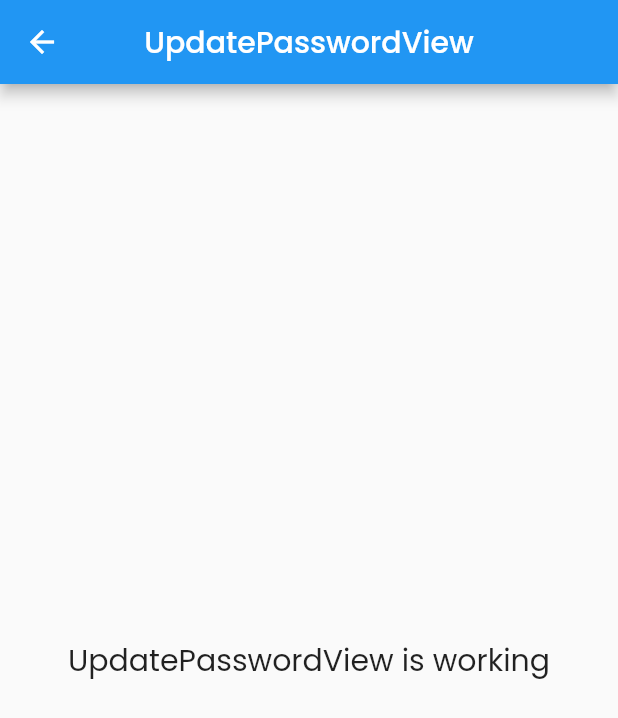
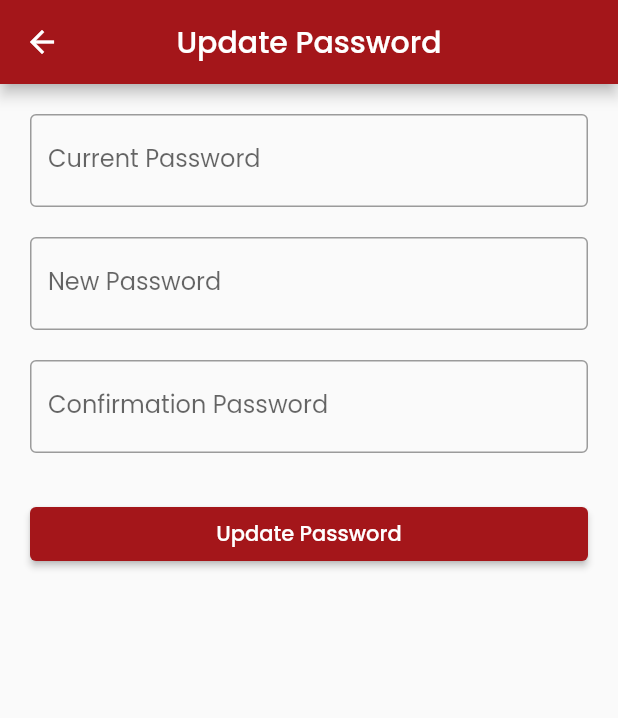
Before and after one commit to nadialvy/presence-app, a Flutter app: the UpdatePasswordView screen opened by its route, on a phone screen of 412 x 824 dp. Shown: the top 718 px of the screen. Run offline on Flutter 3.47's test engine with Material 2 defaults, Android fonts, the phone set to English and light mode, and no system bars; our stand-ins replace cloud_firestore, firebase_auth, firebase_core, firebase_storage, get; accounts and stored records are empty; network calls fail.

Commit message:
Update Password

```diff
--- a/lib/app/modules/profile/views/profile_view.dart
+++ b/lib/app/modules/profile/views/profile_view.dart
@@ -29,7 +29,7 @@ class ProfileView extends GetView<ProfileController> {
                 stream: controller.streamUser(),
                 builder: (context, snapshot) {
                   if(snapshot.connectionState == ConnectionState.waiting){
-                    const Center(child: CircularProgressIndicator(),);
+                    return const Center(child: CircularProgressIndicator(),);
                   }
                   if(snapshot.hasData){
                     Map<String, dynamic> user = snapshot.data!.data()!;
--- a/lib/app/modules/update_password/controllers/update_password_controller.dart
+++ b/lib/app/modules/update_password/controllers/update_password_controller.dart
@@ -1,20 +1,43 @@
+import 'package:firebase_auth/firebase_auth.dart';
+import 'package:flutter/cupertino.dart';
 import 'package:get/get.dart';
 
 class UpdatePasswordController extends GetxController {
-  //TODO: Implement UpdatePasswordController
+  RxBool isLoading = false.obs;
+  TextEditingController currentPassC = TextEditingController();
+  TextEditingController newPassC = TextEditingController();
+  TextEditingController confirmationPassC = TextEditingController();
 
-  final count = 0.obs;
-  @override
-  void onInit() {
-    super.onInit();
+  FirebaseAuth auth = FirebaseAuth.instance;
+
+  Future<void> updatePassword() async{
+    if(currentPassC.text.isNotEmpty && newPassC.text.isNotEmpty && confirmationPassC.text.isNotEmpty ){
+      if(newPassC.text == confirmationPassC.text ){
+        isLoading.value = true;
+        try{
+          String emailUser = auth.currentUser!.email!;
+
+          await auth.signInWithEmailAndPassword(email: emailUser, password: currentPassC.text);
+
+          await auth.currentUser!.updatePassword(newPassC.text);
+          Get.back();
+          Get.snackbar("Sukses", "Berhasil mengubah password");
+        } on FirebaseAuthException catch(e){
+          if(e.code == "wrong-password"){
+            Get.snackbar("Terjadi Kesalahan", "Password salah");
+          } else {
+            Get.snackbar("Terjadi Kesalahan", e.code.toLowerCase());
+          }
+        } catch (e){
+          Get.snackbar("Terjadi Kesalahan", "Tidak dapat mengganti password");
+        } finally{
+          isLoading.value = false;
+        }
+      }else {
+        Get.snackbar("Terjadi Kesalahan", "Konfirmasi password tidak coock");
+      }
+    } else {
+      Get.snackbar("Terjadi Kesalahan", "Anda harus mengisi semua input");
+    }
   }
-
-  @override
-  void onReady() {
-    super.onReady();
-  }
-
-  @override
-  void onClose() {}
-  void increment() => count.value++;
 }
--- a/lib/app/modules/update_password/views/update_password_view.dart
+++ b/lib/app/modules/update_password/views/update_password_view.dart
@@ -1,6 +1,7 @@
 import 'package:flutter/material.dart';
 
 import 'package:get/get.dart';
+import 'package:presence_app/app/constant/colors.dart';
 
 import '../controllers/update_password_controller.dart';
 
@@ -9,14 +10,59 @@ class UpdatePasswordView extends GetView<UpdatePasswordController> {
   Widget build(BuildContext context) {
     return Scaffold(
       appBar: AppBar(
-        title: Text('UpdatePasswordView'),
+        backgroundColor: mainRed,
+        title: Text('Update Password'),
         centerTitle: true,
       ),
-      body: Center(
-        child: Text(
-          'UpdatePasswordView is working',
-          style: TextStyle(fontSize: 20),
-        ),
+      body: ListView(
+        padding: const EdgeInsets.all(20),
+        children: [
+          TextField(
+            // obscureText: true,
+            autocorrect: false,
+            controller: controller.currentPassC,
+            decoration: const InputDecoration(
+              border: OutlineInputBorder(),
+              labelText: "Current Password"
+            ),
+          ),
+          SizedBox(height: 20,),
+          TextField(
+            // obscureText: true,
+            autocorrect: false,
+            controller: controller.newPassC,
+            decoration: const InputDecoration(
+              border: OutlineInputBorder(),
+              labelText: "New Password"
+            ),
+          ),
+          SizedBox(height: 20,),
+          TextField(
+            // obscureText: true,
+            autocorrect: false,
+            controller: controller.confirmationPassC,
+            decoration: const InputDecoration(
+              border: OutlineInputBorder(),
+              labelText: "Confirmation Password"
+            ),
+          ),
+          const SizedBox(
+            height: 30,
+          ),
+          Obx(() => ElevatedButton(
+              onPressed: () async {
+                if (controller.isLoading.isFalse) {
+                  await controller.updatePassword();
+                }
+              },
+              style: ButtonStyle(
+                backgroundColor: MaterialStateProperty.all(mainRed),
+              ),
+              child: Text(
+                  controller.isLoading.isFalse ? 'Update Password' : 'Loading...')
+            )
+          )
+        ],
       ),
     );
   }
```
